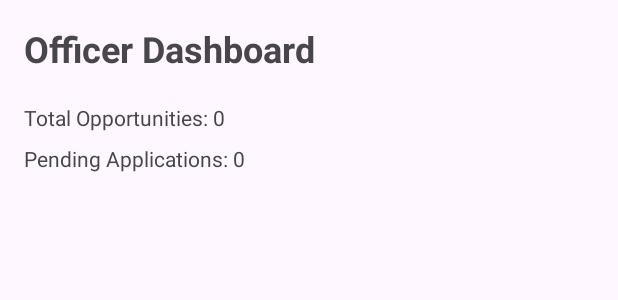
After one commit to 05Boon/Fundlink, an Android app: the layout fragment_officer_dashboard.xml on its own in the app's theme, with its tools: preview values and no code run, on a phone screen of 412 x 824 dp. The commit adds this screen. Shown: the top 300 px of the screen. Run offline under Robolectric (Android 15) with nearby library versions, the phone set to English and light mode, and no system bars.

Commit message:
Implemented officer module

```diff
--- /dev/null
+++ b/app/src/main/res/layout/fragment_officer_dashboard.xml
@@ -0,0 +1,31 @@
+<?xml version="1.0" encoding="utf-8"?>
+<LinearLayout
+    xmlns:android="http://schemas.android.com/apk/res/android"
+    android:layout_width="match_parent"
+    android:layout_height="match_parent"
+    android:orientation="vertical"
+    android:padding="16dp">
+
+    <TextView
+        android:id="@+id/txtTitle"
+        android:layout_width="wrap_content"
+        android:layout_height="wrap_content"
+        android:text="Officer Dashboard"
+        android:textSize="24sp"
+        android:textStyle="bold"/>
+
+    <TextView
+        android:id="@+id/txtOpportunities"
+        android:layout_width="wrap_content"
+        android:layout_height="wrap_content"
+        android:text="Total Opportunities: 0"
+        android:layout_marginTop="20dp"/>
+
+    <TextView
+        android:id="@+id/txtPending"
+        android:layout_width="wrap_content"
+        android:layout_height="wrap_content"
+        android:text="Pending Applications: 0"
+        android:layout_marginTop="8dp"/>
+
+</LinearLayout>
```
Also changed, not shown: app/src/main/java/adapters/ReviewAdapter.kt (added, +56 -0 lines), app/src/main/java/com/example/fundlink/data/repository/OfficerRepository.kt (+85 -1 lines), app/src/main/java/com/example/fundlink/ui/officer/ManageOpportunitiesFragment.kt (+30 -1 lines), app/src/main/java/com/example/fundlink/ui/officer/OfficerDashboardFragment.kt (+34 -1 lines), app/src/main/java/com/example/fundlink/ui/officer/ReviewApplicationsFragment.kt (+37 -1 lines), app/src/main/res/layout/fragment_manage_opportunities.xml (added, +21 -0 lines), app/src/main/res/layout/fragment_review_applications.xml (added, +21 -0 lines), app/src/main/res/layout/item_review_application.xml (added, +25 -0 lines).
